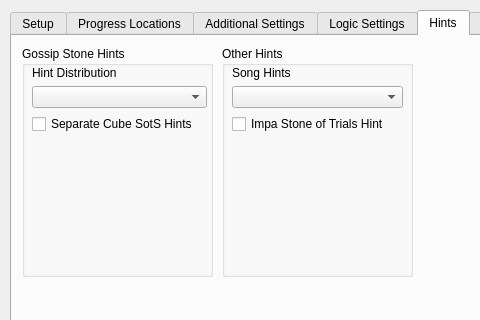
Above: gui/randogui.ui from ssrando/ssrando before the change; both pictures show x 0 to 480 and y 0 to 320 of the 1051 by 734 pixel window. Below: the same form after it.
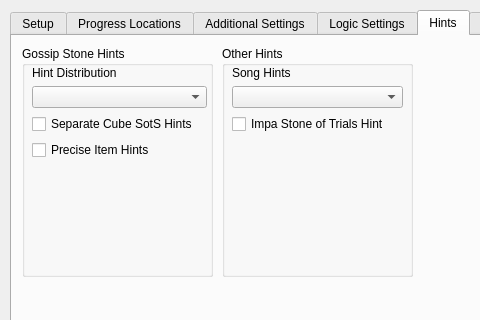
That is the form after the change.

Commit message: add precise/vague switch for item hints

What changed in the file:
```diff
--- a/gui/randogui.ui
+++ b/gui/randogui.ui
@@ -1432,6 +1432,13 @@
           </property>
          </widget>
         </item>
+        <item>
+         <widget class="QCheckBox" name="option_precise_item">
+          <property name="text">
+           <string>Precise Item Hints</string>
+          </property>
+         </widget>
+        </item>
         <item>
          <spacer name="verticalSpacer_11">
           <property name="orientation">
```
The commit also changes 5 other files.
